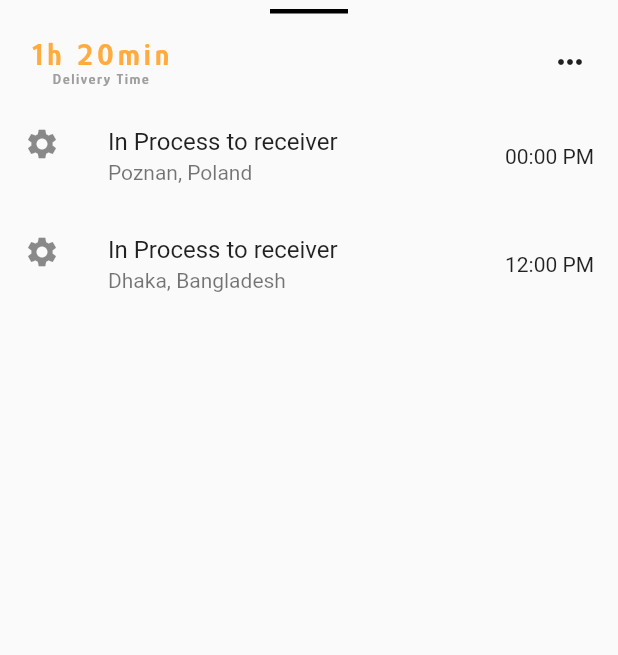
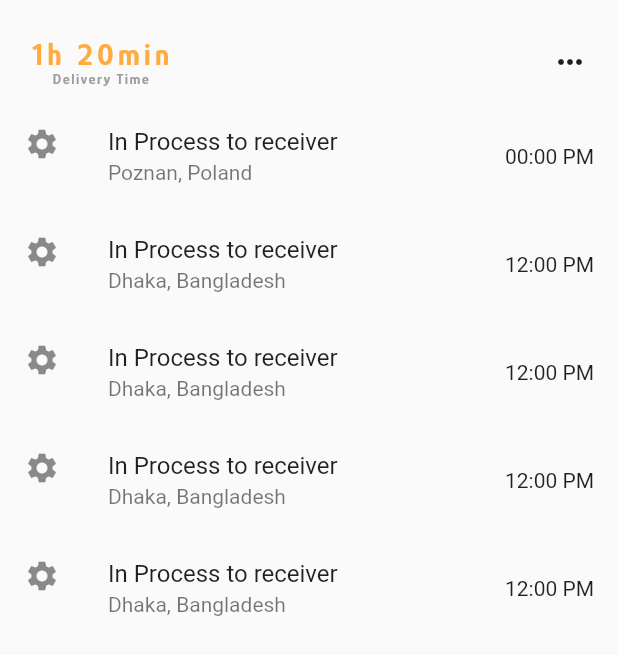
Before and after one commit to SaminYeaser/Courier-Application-UI, a Flutter app: the ContainerData widget shown alone on an empty page, opened directly, on a phone screen of 412 x 824 dp. Shown: the top 655 px of the screen. Run offline on Flutter 3.47's test engine with Material 2 defaults, Android fonts, the light colour scheme and no system bars; our stand-ins replace carousel_slider, flutter_map, get, latlong2, percent_indicator.

Commit message:
new update

```diff
--- a/lib/components/mapComponents/containerData.dart
+++ b/lib/components/mapComponents/containerData.dart
@@ -5,13 +5,46 @@ class ContainerData extends StatelessWidget {
 
   @override
   Widget build(BuildContext context) {
+    List<Widget> listtile = [
+      ListTile(
+        leading: Icon(Icons.settings),
+        title: Text('In Process to receiver'),
+        subtitle: Text('Poznan, Poland'),
+        trailing: Text('00:00 PM'),
+      ),
+      ListTile(
+        leading: Icon(Icons.settings),
+        title: Text('In Process to receiver'),
+        subtitle: Text('Dhaka, Bangladesh'),
+        trailing: Text('12:00 PM'),
+      ),
+      ListTile(
+        leading: Icon(Icons.settings),
+        title: Text('In Process to receiver'),
+        subtitle: Text('Dhaka, Bangladesh'),
+        trailing: Text('12:00 PM'),
+      ),
+      ListTile(
+        leading: Icon(Icons.settings),
+        title: Text('In Process to receiver'),
+        subtitle: Text('Dhaka, Bangladesh'),
+        trailing: Text('12:00 PM'),
+      ),
+      ListTile(
+        leading: Icon(Icons.settings),
+        title: Text('In Process to receiver'),
+        subtitle: Text('Dhaka, Bangladesh'),
+        trailing: Text('12:00 PM'),
+      ),
+    ];
+    double width = MediaQuery.of(context).size.width;
     return Column(
       children: [
         Divider(
           height: 15,
           thickness: 3,
-          indent: 180,
-          endIndent: 180,
+          indent: width * 5,
+          endIndent: width * 5,
           color: Colors.black,
         ),
         Padding(
@@ -47,17 +80,13 @@ class ContainerData extends StatelessWidget {
             ],
           ),
         ),
-        ListTile(
-          leading: Icon(Icons.settings),
-          title: Text('In Process to receiver'),
-          subtitle: Text('Poznan, Poland'),
-          trailing: Text('00:00 PM'),
-        ),
-        ListTile(
-          leading: Icon(Icons.settings),
-          title: Text('In Process to receiver'),
-          subtitle: Text('Dhaka, Bangladesh'),
-          trailing: Text('12:00 PM'),
+        Expanded(
+          child: ListView.builder(
+            itemBuilder: (context, index) => listtile[index],
+            itemCount: listtile.length,
+            shrinkWrap: true,
+            scrollDirection: Axis.vertical,
+          ),
         )
       ],
     );
--- a/lib/screens/home.dart
+++ b/lib/screens/home.dart
@@ -30,9 +30,8 @@ class _HomeState extends State<Home> {
         child: CustomDrawer(),
       ),
       body: SafeArea(
-        child: SingleChildScrollView(
         child: Container(
-            height: 720,
+          // height: 720,
           color: Colors.white,
           child: Column(
             children: [
@@ -147,7 +146,6 @@ class _HomeState extends State<Home> {
           ),
         ),
       ),
-      ),
     );
   }
 }
--- a/lib/screens/map.dart
+++ b/lib/screens/map.dart
@@ -30,7 +30,8 @@ class _MapSectionState extends State<MapSection> {
         child: CustomDrawer(),
       ),
       body: MaterialApp(
-        home: Stack(
+        home: SafeArea(
+          child: Stack(
             fit: StackFit.loose,
             children: [
               Container(
@@ -65,12 +66,11 @@ class _MapSectionState extends State<MapSection> {
                 ),
               ),
               Positioned(
-              top: 500,
+                top: 450,
                 left: 0,
                 right: 0,
                 bottom: 0,
                 child: Container(
-                // height: 200,
                   decoration: BoxDecoration(
                     borderRadius: BorderRadius.only(
                       topLeft: Radius.circular(30),
@@ -82,7 +82,7 @@ class _MapSectionState extends State<MapSection> {
                 ),
               ),
               Positioned(
-              top: 80,
+                top: 5,
                 child: IconButton(
                   icon: Icon(Icons.menu),
                   onPressed: () {
@@ -93,6 +93,7 @@ class _MapSectionState extends State<MapSection> {
             ],
           ),
         ),
+      ),
     );
   }
 }
--- a/lib/screens/notificationScreen.dart
+++ b/lib/screens/notificationScreen.dart
@@ -11,6 +11,7 @@ class NotificationPage extends StatelessWidget {
   Widget build(BuildContext context) {
     return Scaffold(
       body: SafeArea(
+        child: SingleChildScrollView(
           child: Column(
             children: [
               IconButton(
@@ -79,6 +80,7 @@ class NotificationPage extends StatelessWidget {
             ],
           ),
         ),
+      ),
     );
   }
 }
--- a/lib/screens/profileSection.dart
+++ b/lib/screens/profileSection.dart
@@ -12,6 +12,7 @@ class ProfilePage extends StatelessWidget {
   Widget build(BuildContext context) {
     return Scaffold(
       body: SafeArea(
+        child: SingleChildScrollView(
           child: Padding(
             padding: EdgeInsets.symmetric(horizontal: 10),
             child: Column(
@@ -66,6 +67,7 @@ class ProfilePage extends StatelessWidget {
             ),
           ),
         ),
+      ),
     );
   }
 }
```
Lines whose indentation alone changed are shown as unchanged.
